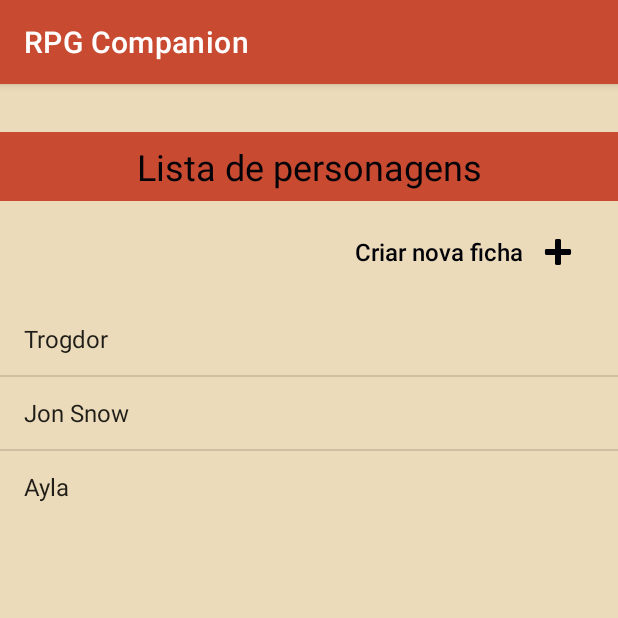
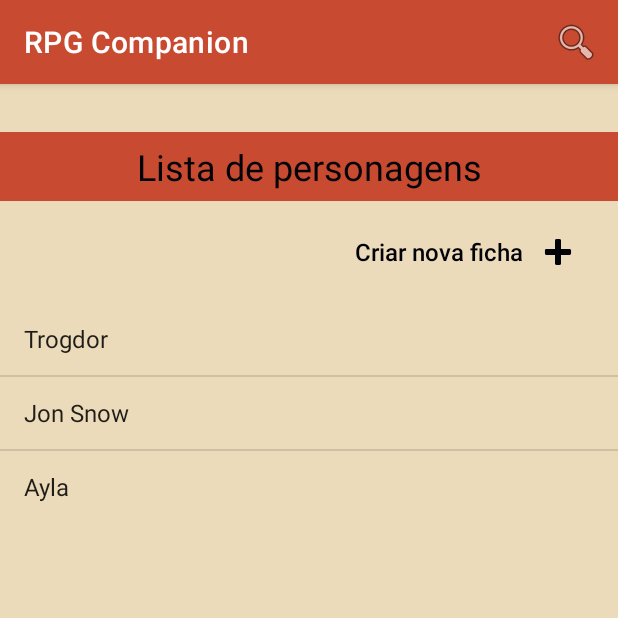
Before and after one commit to JoaoVSouto/rpg-companion-app, an Android app: the screen it shows after launch (MainActivity), on a phone screen of 412 x 824 dp, the top half of it. Run offline under Robolectric (Android 15) with nearby library versions, the phone set to English and light mode, and no system bars.

Commit message:
create ficha search

```diff
--- a/app/src/main/java/com/example/rpgcompanion/MainActivity.java
+++ b/app/src/main/java/com/example/rpgcompanion/MainActivity.java
@@ -1,14 +1,52 @@
 package com.example.rpgcompanion;
 
 import androidx.appcompat.app.AppCompatActivity;
+import androidx.fragment.app.FragmentManager;
 
 import android.os.Bundle;
+import android.view.Menu;
+import android.view.MenuItem;
+import android.widget.SearchView;
+
+import com.example.rpgcompanion.fragmentos.FichaListaFragment;
 
 public class MainActivity extends AppCompatActivity {
+
+    private FichaListaFragment fichaListaFragment;
+    private FragmentManager mFragmentManager;
 
     @Override
     protected void onCreate(Bundle savedInstanceState) {
         super.onCreate(savedInstanceState);
         setContentView(R.layout.activity_main);
+
+        mFragmentManager = getSupportFragmentManager();
+
+        fichaListaFragment = (FichaListaFragment) mFragmentManager.findFragmentById(R.id.fragmentoLista);
+    }
+
+    @Override
+    public boolean onCreateOptionsMenu(Menu menu) {
+        getMenuInflater().inflate(R.menu.menu, menu);
+
+        MenuItem menuItem = menu.findItem(R.id.acao_pesquisar);
+        SearchView searchView = (SearchView) menuItem.getActionView();
+        searchView.setQueryHint("Pesquisar...");
+
+        searchView.setOnQueryTextListener(new SearchView.OnQueryTextListener() {
+            @Override
+            public boolean onQueryTextSubmit(String query) {
+                return false;
+            }
+
+            @Override
+            public boolean onQueryTextChange(String newText) {
+                fichaListaFragment.buscar(newText);
+
+                return false;
+            }
+        });
+
+        return super.onCreateOptionsMenu(menu);
     }
 }
--- /dev/null
+++ b/app/src/main/res/menu/menu.xml
@@ -0,0 +1,19 @@
+<?xml version="1.0" encoding="utf-8"?>
+<menu
+    xmlns:android="http://schemas.android.com/apk/res/android"
+    xmlns:app="http://schemas.android.com/apk/res-auto" >
+
+    <item
+        android:id="@+id/acao_pesquisar"
+        android:title="Pesquisar"
+        android:icon="@android:drawable/ic_menu_search"
+        app:showAsAction="always|collapseActionView"
+        app:actionViewClass="android.widget.SearchView" />
+
+    <!--    <item-->
+    <!--        android:id="@+id/acao_info"-->
+    <!--        android:title="@string/acao_info"-->
+    <!--        android:icon="@android:drawable/ic_menu_info_details"-->
+    <!--        app:showAsAction="never"/>-->
+
+</menu>
```
